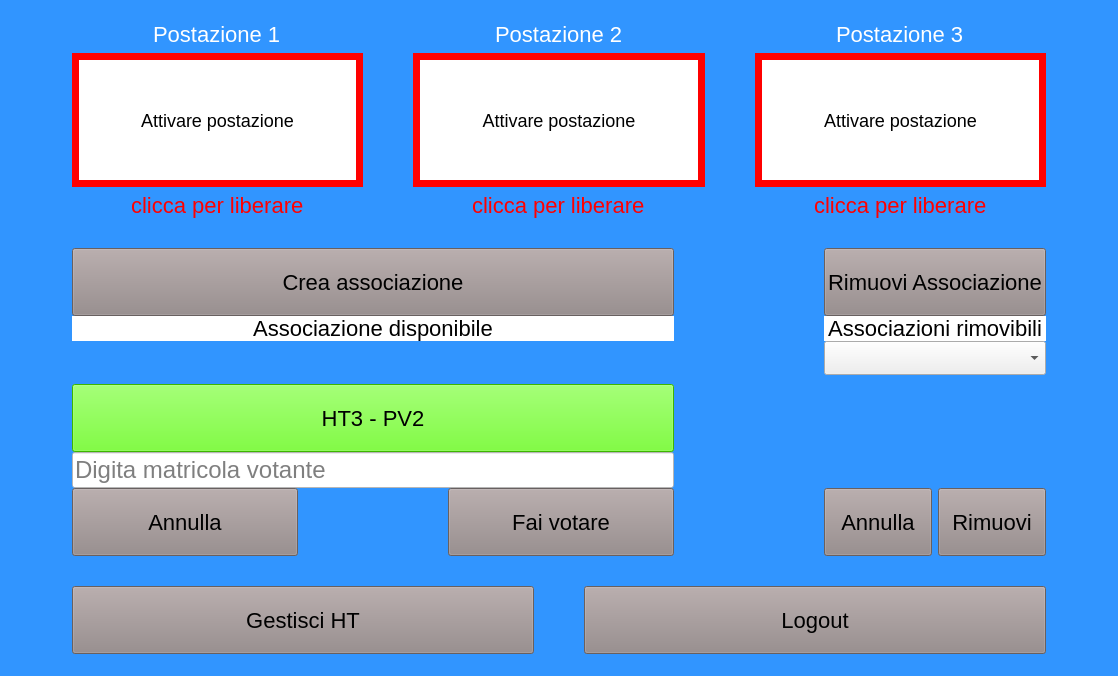
First picture: the form in mainwindowseggio.ui, repository giuseppedifatta/sistemaSeggio, before the edit.
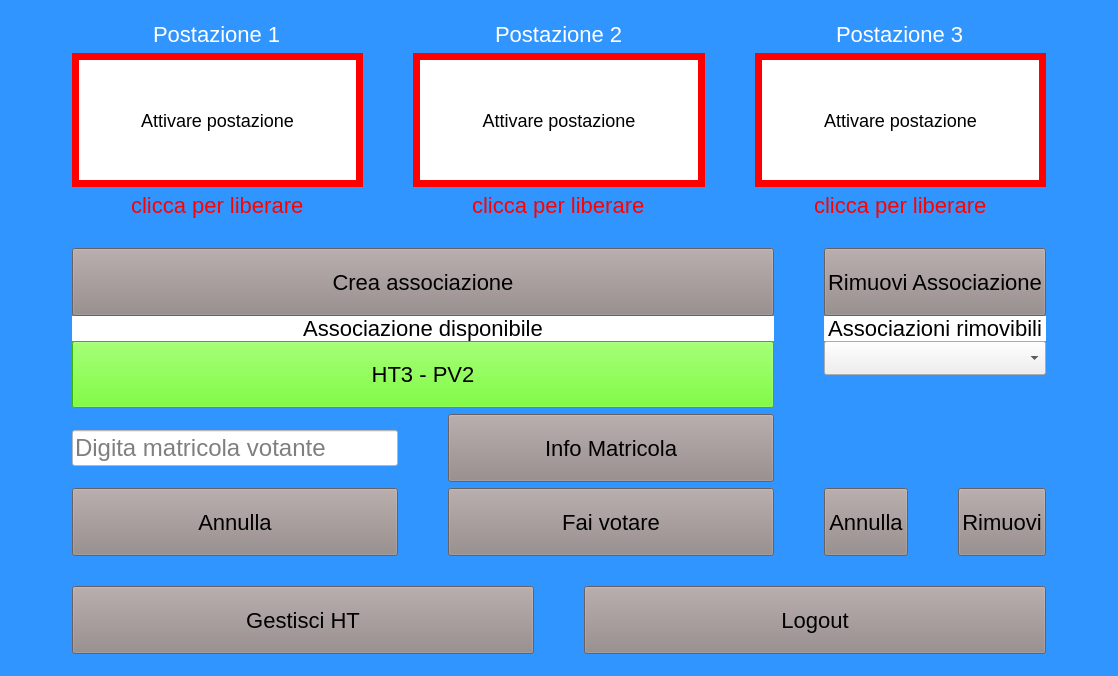
Second picture: the form after the edit.

```diff
--- a/mainwindowseggio.ui
+++ b/mainwindowseggio.ui
@@ -498,7 +498,7 @@
          </layout>
         </item>
         <item>
-         <layout class="QGridLayout" name="gridLayout_6" columnstretch="1,1,0,0" rowminimumheight="0,0,25,0,62,0,0,0">
+         <layout class="QGridLayout" name="gridLayout_6" columnstretch="1,0,0">
           <property name="sizeConstraint">
            <enum>QLayout::SetFixedSize</enum>
           </property>
@@ -509,19 +509,12 @@
            <number>50</number>
           </property>
           <property name="horizontalSpacing">
-           <number>150</number>
+           <number>50</number>
           </property>
           <property name="verticalSpacing">
            <number>0</number>
           </property>
-          <item row="0" column="3">
-           <widget class="QPushButton" name="rimuoviAssociazione_button">
-            <property name="text">
-             <string>Rimuovi Associazione</string>
-            </property>
-           </widget>
-          </item>
-          <item row="2" column="3">
+          <item row="2" column="2">
            <widget class="QLabel" name="associazioniRimovibili_label">
             <property name="sizePolicy">
              <sizepolicy hsizetype="Preferred" vsizetype="Expanding">
@@ -547,14 +540,41 @@
             </property>
            </widget>
           </item>
-          <item row="7" column="0">
-           <widget class="QPushButton" name="annullaAssociazione_button">
+          <item row="0" column="2">
+           <widget class="QPushButton" name="rimuoviAssociazione_button">
             <property name="text">
-             <string>Annulla</string>
+             <string>Rimuovi Associazione</string>
             </property>
            </widget>
           </item>
-          <item row="3" column="3" rowspan="3" alignment="Qt::AlignTop">
+          <item row="2" column="0" colspan="2">
+           <widget class="QLabel" name="associazioneDisponibile_label">
+            <property name="sizePolicy">
+             <sizepolicy hsizetype="Minimum" vsizetype="Fixed">
+              <horstretch>0</horstretch>
+              <verstretch>0</verstretch>
+             </sizepolicy>
+            </property>
+            <property name="maximumSize">
+             <size>
+              <width>16777215</width>
+              <height>25</height>
+             </size>
+            </property>
+            <property name="styleSheet">
+             <string notr="true">background-color:white;
+color:black;
+</string>
+            </property>
+            <property name="text">
+             <string>Associazione disponibile</string>
+            </property>
+            <property name="alignment">
+             <set>Qt::AlignCenter</set>
+            </property>
+           </widget>
+          </item>
+          <item row="3" column="2" rowspan="4" alignment="Qt::AlignTop">
            <widget class="QComboBox" name="associazioneRimovibili_comboBox">
             <property name="sizePolicy">
              <sizepolicy hsizetype="Preferred" vsizetype="Fixed">
@@ -585,8 +605,40 @@
             </property>
            </widget>
           </item>
-          <item row="7" column="3">
+          <item row="0" column="0" colspan="2">
+           <widget class="QPushButton" name="creaAssociazioneHTPV_button">
+            <property name="maximumSize">
+             <size>
+              <width>16777215</width>
+              <height>16777215</height>
+             </size>
+            </property>
+            <property name="text">
+             <string>Crea associazione</string>
+            </property>
+           </widget>
+          </item>
+          <item row="3" column="0" colspan="2">
+           <widget class="QPushButton" name="confermaAssociazione_button">
+            <property name="sizePolicy">
+             <sizepolicy hsizetype="Minimum" vsizetype="Fixed">
+              <horstretch>0</horstretch>
+              <verstretch>0</verstretch>
+             </sizepolicy>
+            </property>
+            <property name="styleSheet">
+             <string notr="true">background-color:rgb(85,255,0);</string>
+            </property>
+            <property name="text">
+             <string>HT3 - PV2</string>
+            </property>
+           </widget>
+          </item>
+          <item row="8" column="2">
            <layout class="QHBoxLayout" name="horizontalLayout_2">
+            <property name="spacing">
+             <number>50</number>
+            </property>
             <item>
              <widget class="QPushButton" name="annullaRimozione_button">
               <property name="text">
@@ -603,75 +655,62 @@
             </item>
            </layout>
           </item>
-          <item row="7" column="1">
-           <widget class="QPushButton" name="pushButton_letVote">
-            <property name="text">
-             <string>Fai votare</string>
+          <item row="8" column="0" colspan="2">
+           <layout class="QHBoxLayout" name="horizontalLayout_4">
+            <property name="spacing">
+             <number>50</number>
             </property>
-           </widget>
-          </item>
-          <item row="5" column="0" colspan="2">
-           <widget class="QLineEdit" name="lineEdit_matricolaElettore">
-            <property name="placeholderText">
-             <string>Digita matricola votante</string>
+            <property name="sizeConstraint">
+             <enum>QLayout::SetDefaultConstraint</enum>
             </property>
-           </widget>
+            <item>
+             <widget class="QPushButton" name="annullaAssociazione_button">
+              <property name="text">
+               <string>Annulla</string>
+              </property>
+             </widget>
+            </item>
+            <item>
+             <widget class="QPushButton" name="pushButton_letVote">
+              <property name="text">
+               <string>Fai votare</string>
+              </property>
+             </widget>
+            </item>
+           </layout>
           </item>
           <item row="4" column="0" colspan="2">
-           <widget class="QPushButton" name="confermaAssociazione_button">
-            <property name="sizePolicy">
-             <sizepolicy hsizetype="Minimum" vsizetype="Preferred">
-              <horstretch>0</horstretch>
-              <verstretch>0</verstretch>
-             </sizepolicy>
+           <layout class="QHBoxLayout" name="horizontalLayout_5">
+            <property name="spacing">
+             <number>50</number>
             </property>
-            <property name="styleSheet">
-             <string notr="true">background-color:rgb(85,255,0);</string>
+            <property name="topMargin">
+             <number>6</number>
             </property>
-            <property name="text">
-             <string>HT3 - PV2</string>
+            <property name="bottomMargin">
+             <number>6</number>
             </property>
-           </widget>
-          </item>
-          <item row="2" column="0" colspan="2">
-           <widget class="QLabel" name="associazioneDisponibile_label">
-            <property name="sizePolicy">
-             <sizepolicy hsizetype="Preferred" vsizetype="Expanding">
-              <horstretch>0</horstretch>
-              <verstretch>0</verstretch>
-             </sizepolicy>
-            </property>
-            <property name="maximumSize">
-             <size>
-              <width>16777215</width>
-              <height>25</height>
-             </size>
-            </property>
-            <property name="styleSheet">
-             <string notr="true">background-color:white;
-color:black;
-</string>
-            </property>
-            <property name="text">
-             <string>Associazione disponibile</string>
-            </property>
-            <property name="alignment">
-             <set>Qt::AlignCenter</set>
-            </property>
-           </widget>
-          </item>
-          <item row="0" column="0" colspan="2">
-           <widget class="QPushButton" name="creaAssociazioneHTPV_button">
-            <property name="maximumSize">
-             <size>
-              <width>16777215</width>
-              <height>16777215</height>
-             </size>
-            </property>
-            <property name="text">
-             <string>Crea associazione</string>
-            </property>
-           </widget>
+            <item>
+             <widget class="QLineEdit" name="lineEdit_matricolaElettore">
+              <property name="sizePolicy">
+               <sizepolicy hsizetype="Minimum" vsizetype="Fixed">
+                <horstretch>0</horstretch>
+                <verstretch>0</verstretch>
+               </sizepolicy>
+              </property>
+              <property name="placeholderText">
+               <string>Digita matricola votante</string>
+              </property>
+             </widget>
+            </item>
+            <item>
+             <widget class="QPushButton" name="pushButton_infoMatricola">
+              <property name="text">
+               <string>Info Matricola</string>
+              </property>
+             </widget>
+            </item>
+           </layout>
           </item>
          </layout>
         </item>
```
